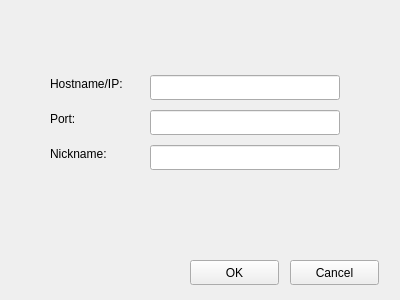
glewn/ChatterBox, file ChatterBox/connection.ui: the form before one commit.
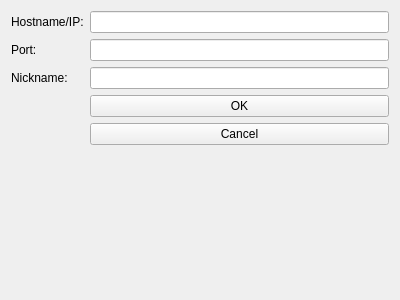
The form after the commit.

Diff of the .ui file:
```diff
--- a/ChatterBox/connection.ui
+++ b/ChatterBox/connection.ui
@@ -13,101 +13,52 @@
   <property name="windowTitle">
    <string>Form</string>
   </property>
+  <layout class="QFormLayout" name="formLayout">
+   <item row="0" column="0">
   <widget class="QLabel" name="hostLabel">
-   <property name="geometry">
-    <rect>
-     <x>50</x>
-     <y>75</y>
-     <width>100</width>
-     <height>17</height>
-    </rect>
-   </property>
    <property name="text">
     <string>Hostname/IP:</string>
    </property>
   </widget>
+   </item>
+   <item row="0" column="1">
+    <widget class="QLineEdit" name="hostInput"/>
+   </item>
+   <item row="2" column="0">
   <widget class="QLabel" name="portLabel">
-   <property name="geometry">
-    <rect>
-     <x>50</x>
-     <y>110</y>
-     <width>100</width>
-     <height>17</height>
-    </rect>
-   </property>
    <property name="text">
     <string>Port:</string>
    </property>
   </widget>
+   </item>
+   <item row="2" column="1">
+    <widget class="QLineEdit" name="portInput"/>
+   </item>
+   <item row="4" column="0">
   <widget class="QLabel" name="nameLabel">
-   <property name="geometry">
-    <rect>
-     <x>50</x>
-     <y>145</y>
-     <width>100</width>
-     <height>17</height>
-    </rect>
-   </property>
    <property name="text">
     <string>Nickname:</string>
    </property>
   </widget>
-  <widget class="QLineEdit" name="hostInput">
-   <property name="geometry">
-    <rect>
-     <x>150</x>
-     <y>75</y>
-     <width>190</width>
-     <height>25</height>
-    </rect>
-   </property>
-  </widget>
-  <widget class="QLineEdit" name="portInput">
-   <property name="geometry">
-    <rect>
-     <x>150</x>
-     <y>110</y>
-     <width>190</width>
-     <height>25</height>
-    </rect>
-   </property>
-  </widget>
-  <widget class="QLineEdit" name="nameInput">
-   <property name="geometry">
-    <rect>
-     <x>150</x>
-     <y>145</y>
-     <width>190</width>
-     <height>25</height>
-    </rect>
-   </property>
-  </widget>
+   </item>
+   <item row="4" column="1">
+    <widget class="QLineEdit" name="nameInput"/>
+   </item>
+   <item row="6" column="1">
   <widget class="QPushButton" name="okBtn">
-   <property name="geometry">
-    <rect>
-     <x>190</x>
-     <y>260</y>
-     <width>89</width>
-     <height>25</height>
-    </rect>
-   </property>
    <property name="text">
     <string>OK</string>
    </property>
   </widget>
+   </item>
+   <item row="7" column="1">
   <widget class="QPushButton" name="cancelBtn">
-   <property name="geometry">
-    <rect>
-     <x>290</x>
-     <y>260</y>
-     <width>89</width>
-     <height>25</height>
-    </rect>
-   </property>
    <property name="text">
     <string>Cancel</string>
    </property>
   </widget>
+   </item>
+  </layout>
  </widget>
  <resources/>
  <connections/>
```
Lines whose indentation alone changed are shown as unchanged.
